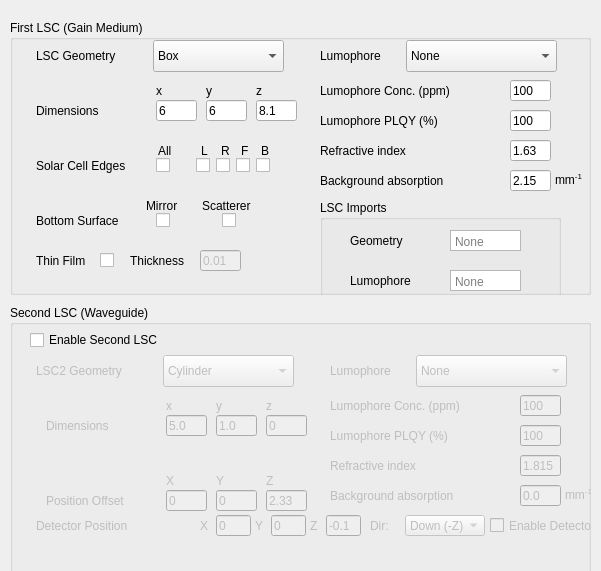
First picture: the form in GUI/form.ui, repository ZZ2k-IC/pvtrace-master, before the edit; both pictures show x 0 to 601 and y 0 to 571 of the 601 by 1100 pixel window.
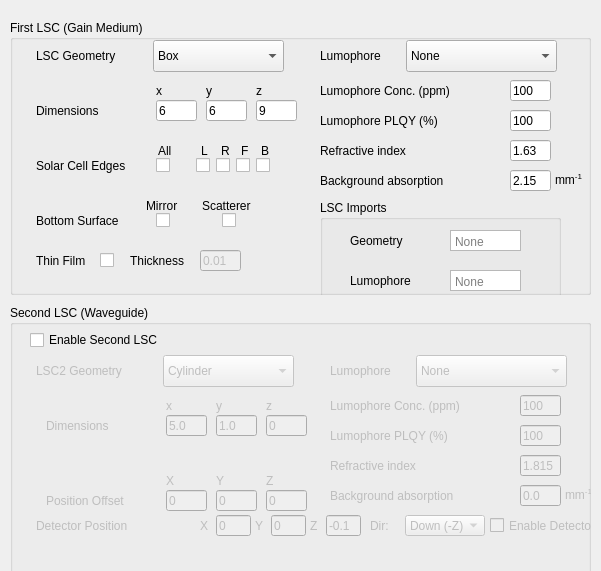
Second picture: the form after the edit.

Commit message: multi part mesh positions fixed

```diff
--- a/GUI/form.ui
+++ b/GUI/form.ui
@@ -290,7 +290,7 @@
       </rect>
      </property>
      <property name="text">
-      <string>8.1</string>
+      <string>9</string>
      </property>
      <property name="placeholderText">
       <string>z</string>
@@ -1375,7 +1375,7 @@
       </rect>
      </property>
      <property name="text">
-      <string>2.33</string>
+      <string>0</string>
      </property>
     </widget>
     
```
The commit also changes 1 other file.
